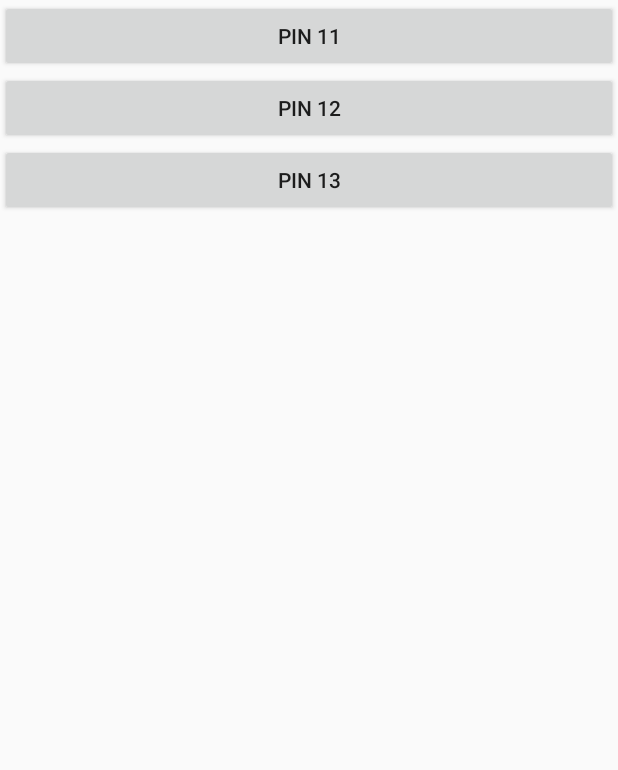
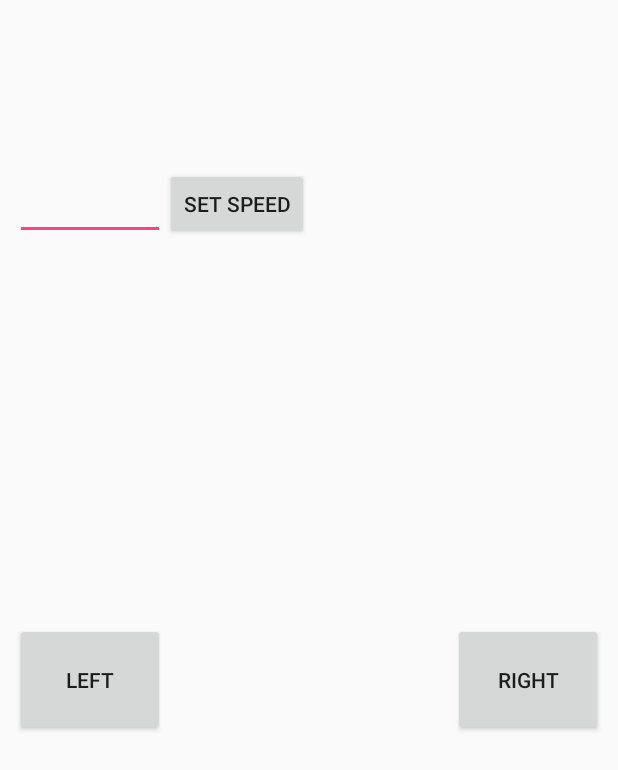
Before and after one commit to HanYangZhao/CameraSlider, an Android app: the screen it shows after launch (MainActivity), on a phone screen of 412 x 824 dp. Shown: the top 770 px of the screen. Run offline under Robolectric (Android 15) with nearby library versions, the phone set to English and light mode, and no system bars; 1 statement that could not run was skipped.

Commit message:
can move right and left

```diff
--- a/Code/CameraSliderApp/app/build.gradle
+++ b/Code/CameraSliderApp/app/build.gradle
@@ -27,4 +27,5 @@ dependencies {
     compile 'com.android.support:design:23.1.1'
     compile 'com.squareup.okhttp3:okhttp:3.0.1'
     compile group: 'org.apache.httpcomponents' , name: 'httpclient-android' , version: '4.3.5.1'
+    compile "org.java-websocket:Java-WebSocket:1.3.0"
 }
--- a/Code/CameraSliderApp/app/src/main/java/bobthesheep/cameraslider/MainActivity.java
+++ b/Code/CameraSliderApp/app/src/main/java/bobthesheep/cameraslider/MainActivity.java
@@ -51,7 +51,7 @@ public class MainActivity extends Activity implements View.OnClickListener {
     public final static String PREF_IP = "PREF_IP_ADDRESS";
     public final static String PREF_PORT = "PREF_PORT_NUMBER";
     // declare buttons and text inputs
-    private Button buttonPin11,buttonPin12,buttonPin13;
+    private Button button_moveLeft,button_MoveRight, button_SetSpeed;
     private EditText editTextIPAddress, editTextPortNumber;
     // shared preferences objects used to save the IP address and port so that the user doesn't have to
     // type them next time he/she opens the app.
@@ -69,15 +69,32 @@ public class MainActivity extends Activity implements View.OnClickListener {
         editor = sharedPreferences.edit();
 
         // assign buttons
-        buttonPin11 = (Button)findViewById(R.id.buttonPin11);
-        buttonPin12 = (Button)findViewById(R.id.buttonPin12);
-        buttonPin13 = (Button)findViewById(R.id.buttonPin13);
+        button_moveLeft = (Button)findViewById(R.id.move_left);
+        button_MoveRight = (Button)findViewById(R.id.move_right);
+        button_SetSpeed = (Button)findViewById(R.id.SetSpeedButton);
 
+        final WifiManager manager = (WifiManager) super.getSystemService(WIFI_SERVICE);
+        final DhcpInfo dhcp = manager.getDhcpInfo();
+        address = Formatter.formatIpAddress(dhcp.gateway);
 
         // set button listener (this class)
-        buttonPin11.setOnClickListener(this);
-        buttonPin12.setOnClickListener(this);
-        buttonPin13.setOnClickListener(this);
+        button_moveLeft.setOnTouchListener(new RepeatListener(400, 100, new View.OnClickListener() {
+            @Override
+            public void onClick(View v) {
+                String parameterValue = "1";
+                new HttpRequestAsyncTask("left", parameterValue
+                ).execute();
+            }
+        }));
+        button_MoveRight.setOnTouchListener(new RepeatListener(400, 300, new View.OnClickListener() {
+            @Override
+            public void onClick(View v) {
+                String parameterValue = "1";
+                new HttpRequestAsyncTask("right", parameterValue
+                ).execute();
+            }
+        }));
+        button_SetSpeed.setOnClickListener(this);
 
 
     }
@@ -92,27 +109,17 @@ public class MainActivity extends Activity implements View.OnClickListener {
         System.out.print("pressed something");
         // get the pin number
         String parameterValue = "";
-
+        String parameterName = "";
         // get the pin number from the button that was clicked
-        if(view.getId()==buttonPin11.getId())
+        if(view.getId()==button_SetSpeed.getId())
         {
-            parameterValue = "11";
-        }
-        else if(view.getId()==buttonPin12.getId())
-        {
-            parameterValue = "12";
-        }
-        else
-        {
-            parameterValue = "13";
+            EditText speedText = (EditText)findViewById(R.id.motorSpeed);
+            parameterValue = String.valueOf(speedText.getText());
+            parameterName = "speed";
         }
 
-        final WifiManager manager = (WifiManager) super.getSystemService(WIFI_SERVICE);
-        final DhcpInfo dhcp = manager.getDhcpInfo();
-        address = Formatter.formatIpAddress(dhcp.gateway);
-
         // execute HTTP request
-        new HttpRequestAsyncTask(parameterValue, "pin"
+        new HttpRequestAsyncTask(parameterName, parameterValue
         ).execute();
     }
 
@@ -136,7 +143,7 @@ public class MainActivity extends Activity implements View.OnClickListener {
 
 
 
-        public HttpRequestAsyncTask( String parameterValue, String parameterName)
+        public HttpRequestAsyncTask( String parameterName, String parameterValue)
         {
             this.parameterValue = parameterValue;
             this.parameterName = parameterName;
@@ -159,11 +166,11 @@ public class MainActivity extends Activity implements View.OnClickListener {
             return null;
         }
 
-        public void sendRequest(String parameterValue, String parameterName ) throws IOException{
-            String postBody = parameterName + " " + parameterValue + "\n";
+        public void sendRequest(String parameterName, String parameterValue ) throws IOException{
+            String postBody = parameterName + " " + parameterValue + "\n\r";
             Log.d("STATE",postBody);
             Request request = new Request.Builder()
-                    .url("http://"+ address + ":80/?" + parameterName + "=" + parameterValue)
+                    .url("http://"+ "192.168.4.1" + ":80/?" + parameterName+"="+parameterValue)
                     //.post(RequestBody.create(text, postBody))
                     .build();
 
--- /dev/null
+++ b/Code/CameraSliderApp/app/src/main/java/bobthesheep/cameraslider/RepeatListener.java
@@ -0,0 +1,75 @@
+package bobthesheep.cameraslider;
+import android.os.Handler;
+import android.view.MotionEvent;
+import android.view.View;
+import android.view.View.OnClickListener;
+import android.view.View.OnTouchListener;
+
+/**
+ * A class, that can be used as a TouchListener on any view (e.g. a Button).
+ * It cyclically runs a clickListener, emulating keyboard-like behaviour. First
+ * click is fired immediately, next one after the initialInterval, and subsequent
+ * ones after the normalInterval.
+ *
+ * <p>Interval is scheduled after the onClick completes, so it has to run fast.
+ * If it runs slow, it does not generate skipped onClicks. Can be rewritten to
+ * achieve this.
+ */
+public class RepeatListener implements OnTouchListener {
+
+    private Handler handler = new Handler();
+
+    private int initialInterval;
+    private final int normalInterval;
+    private final OnClickListener clickListener;
+
+    private Runnable handlerRunnable = new Runnable() {
+        @Override
+        public void run() {
+            handler.postDelayed(this, normalInterval);
+            clickListener.onClick(downView);
+        }
+    };
+
+    private View downView;
+
+    /**
+     * @param initialInterval The interval after first click event
+     * @param normalInterval The interval after second and subsequent click
+     *       events
+     * @param clickListener The OnClickListener, that will be called
+     *       periodically
+     */
+    public RepeatListener(int initialInterval, int normalInterval,
+                          OnClickListener clickListener) {
+        if (clickListener == null)
+            throw new IllegalArgumentException("null runnable");
+        if (initialInterval < 0 || normalInterval < 0)
+            throw new IllegalArgumentException("negative interval");
+
+        this.initialInterval = initialInterval;
+        this.normalInterval = normalInterval;
+        this.clickListener = clickListener;
+    }
+
+    public boolean onTouch(View view, MotionEvent motionEvent) {
+        switch (motionEvent.getAction()) {
+            case MotionEvent.ACTION_DOWN:
+                handler.removeCallbacks(handlerRunnable);
+                handler.postDelayed(handlerRunnable, initialInterval);
+                downView = view;
+                downView.setPressed(true);
+                clickListener.onClick(view);
+                return true;
+            case MotionEvent.ACTION_UP:
+            case MotionEvent.ACTION_CANCEL:
+                handler.removeCallbacks(handlerRunnable);
+                downView.setPressed(false);
+                downView = null;
+                return true;
+        }
+
+        return false;
+    }
+
+}
--- a/Code/CameraSliderApp/app/src/main/res/layout/activity_main.xml
+++ b/Code/CameraSliderApp/app/src/main/res/layout/activity_main.xml
@@ -4,31 +4,53 @@
     android:layout_height="fill_parent"
     >
 
-    <LinearLayout
-        android:layout_width="fill_parent"
-        android:layout_height="fill_parent"
-        android:orientation="vertical">
-
-
-
+    <RelativeLayout
+        android:layout_width="match_parent"
+        android:layout_height="match_parent"
+        android:paddingTop="15dp">
 
         <Button
-            android:layout_width="match_parent"
-            android:layout_height="wrap_content"
-            android:text="Pin 11"
-            android:id="@+id/buttonPin11" />
+            android:layout_width="100dp"
+            android:layout_height="75dp"
+            android:text="Left"
+            android:id="@+id/move_left"
+            android:layout_alignParentBottom="true"
+            android:layout_alignParentLeft="true"
+            android:layout_alignParentStart="true"
+            android:layout_marginLeft="10dp"
+            android:layout_marginTop="400dp" />
 
         <Button
-            android:layout_width="match_parent"
+            android:layout_width="100dp"
+            android:layout_height="75dp"
+            android:text="Right"
+            android:id="@+id/move_right"
+            android:layout_alignParentBottom="true"
+            android:layout_alignParentRight="true"
+            android:layout_alignParentEnd="true"
+            android:layout_marginTop="20dp"
+            android:layout_marginLeft="0dp"
+            android:layout_marginRight="10dp" />
+
+        <EditText
+            android:layout_width="100dp"
             android:layout_height="wrap_content"
-            android:text="Pin 12"
-            android:id="@+id/buttonPin12" />
+            android:inputType="number"
+            android:ems="10"
+            android:id="@+id/motorSpeed"
+            android:layout_marginTop="99dp"
+            android:layout_alignParentTop="true"
+            android:layout_alignLeft="@+id/move_left"
+            android:layout_alignStart="@+id/move_left" />
 
         <Button
-            android:layout_width="match_parent"
+            style="?android:attr/buttonStyleSmall"
+            android:layout_width="wrap_content"
             android:layout_height="wrap_content"
-            android:text="Pin 13"
-            android:id="@+id/buttonPin13" />
-    </LinearLayout>
-
+            android:text="Set Speed"
+            android:id="@+id/SetSpeedButton"
+            android:layout_alignBottom="@+id/motorSpeed"
+            android:layout_toRightOf="@+id/motorSpeed"
+            android:layout_toEndOf="@+id/motorSpeed" />
+    </RelativeLayout>
 </ScrollView>
```
Also changed, not shown: 2 other files.
